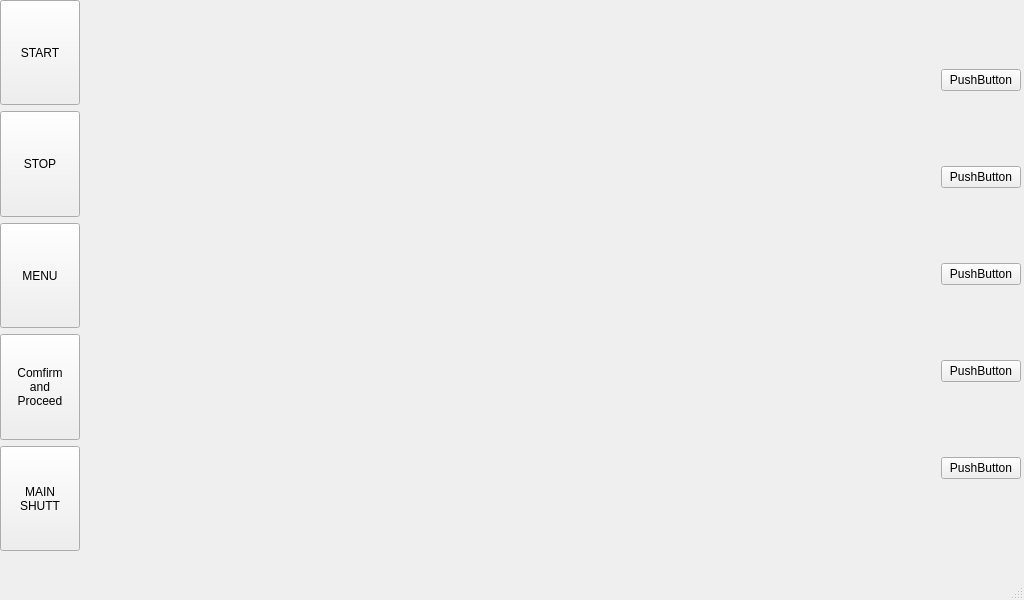
This is SpineToAttachUI/mainwindow.ui in ysw502320030/ui_demo as Qt 5 draws it before an edit. The edited form follows.
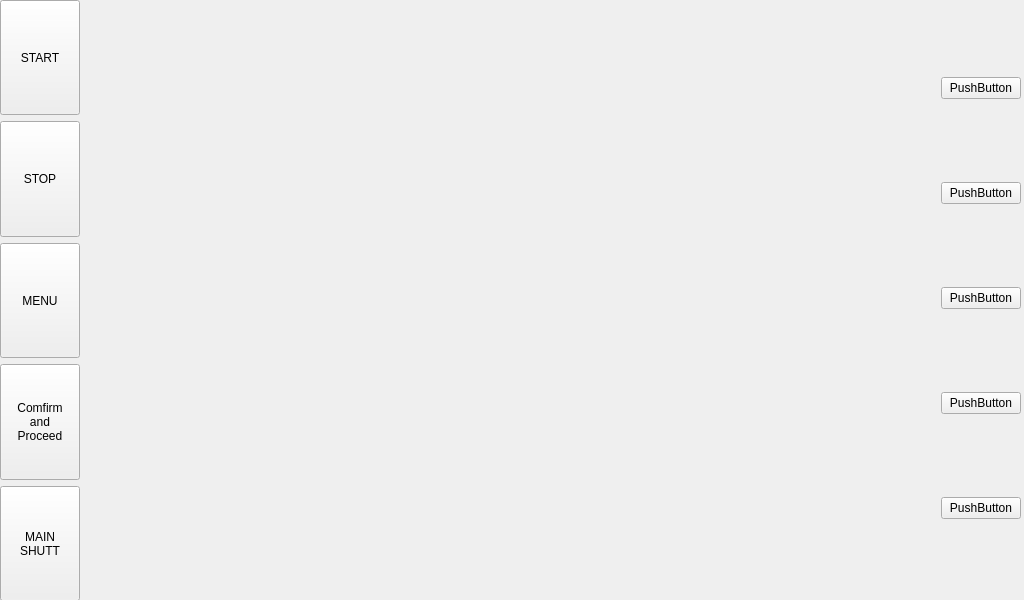
This is the edited form.

What changed in the file:
```diff
--- a/SpineToAttachUI/mainwindow.ui
+++ b/SpineToAttachUI/mainwindow.ui
@@ -26,7 +26,7 @@
       <x>0</x>
       <y>0</y>
       <width>1021</width>
-      <height>551</height>
+      <height>601</height>
      </rect>
     </property>
     <layout class="QHBoxLayout" name="horizontalLayout_2">
@@ -167,30 +167,6 @@
     </layout>
    </widget>
   </widget>
-  <widget class="QMenuBar" name="menubar">
-   <property name="geometry">
-    <rect>
-     <x>0</x>
-     <y>0</y>
-     <width>1024</width>
-     <height>19</height>
-    </rect>
-   </property>
-  </widget>
-  <widget class="QStatusBar" name="statusbar">
-   <property name="sizePolicy">
-    <sizepolicy hsizetype="Preferred" vsizetype="Expanding">
-     <horstretch>0</horstretch>
-     <verstretch>0</verstretch>
-    </sizepolicy>
-   </property>
-   <property name="minimumSize">
-    <size>
-     <width>0</width>
-     <height>0</height>
-    </size>
-   </property>
-  </widget>
  </widget>
  <resources/>
  <connections/>
```
